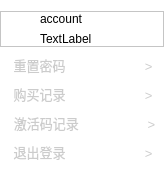
First picture: the form in individualcenterwidget.ui, repository ZhouMei20220810/TEST, before the edit.
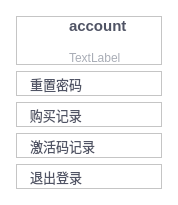
Second picture: the form after the edit. Icons and pictures are not drawn.

Commit message: 调整个人中心窗口

Patch:
```diff
--- a/individualcenterwidget.ui
+++ b/individualcenterwidget.ui
@@ -6,8 +6,8 @@
    <rect>
     <x>0</x>
     <y>0</y>
-    <width>164</width>
-    <height>166</height>
+    <width>178</width>
+    <height>200</height>
    </rect>
   </property>
   <property name="windowTitle">
@@ -18,10 +18,16 @@
   </property>
   <layout class="QVBoxLayout" name="verticalLayout_2">
    <property name="leftMargin">
-    <number>0</number>
+    <number>16</number>
+   </property>
+   <property name="topMargin">
+    <number>16</number>
    </property>
    <property name="rightMargin">
-    <number>0</number>
+    <number>16</number>
+   </property>
+   <property name="bottomMargin">
+    <number>16</number>
    </property>
    <item>
     <widget class="QFrame" name="frame">
@@ -32,12 +38,18 @@
       <enum>QFrame::Raised</enum>
      </property>
      <layout class="QHBoxLayout" name="horizontalLayout">
+      <property name="spacing">
+       <number>16</number>
+      </property>
       <property name="leftMargin">
-       <number>9</number>
+       <number>0</number>
       </property>
       <property name="topMargin">
        <number>0</number>
       </property>
+      <property name="rightMargin">
+       <number>0</number>
+      </property>
       <property name="bottomMargin">
        <number>0</number>
       </property>
@@ -45,14 +57,14 @@
        <widget class="QToolButton" name="toolBtnPhoto">
         <property name="minimumSize">
          <size>
-          <width>24</width>
-          <height>24</height>
+          <width>36</width>
+          <height>36</height>
          </size>
         </property>
         <property name="maximumSize">
          <size>
-          <width>24</width>
-          <height>24</height>
+          <width>36</width>
+          <height>36</height>
          </size>
         </property>
         <property name="cursor">
@@ -75,8 +87,8 @@
         </property>
         <property name="iconSize">
          <size>
-          <width>24</width>
-          <height>24</height>
+          <width>36</width>
+          <height>36</height>
          </size>
         </property>
        </widget>
@@ -88,11 +100,17 @@
           <property name="maximumSize">
            <size>
             <width>16777215</width>
-            <height>38</height>
+            <height>19</height>
            </size>
           </property>
+          <property name="font">
+           <font>
+            <pointsize>11</pointsize>
+            <bold>true</bold>
+           </font>
+          </property>
           <property name="styleSheet">
-           <string notr="true">border:none;</string>
+           <string notr="true">border:none;color:#505465;</string>
           </property>
           <property name="text">
            <string>account</string>
@@ -101,6 +119,15 @@
         </item>
         <item>
          <widget class="QLabel" name="labelID">
+          <property name="maximumSize">
+           <size>
+            <width>16777215</width>
+            <height>13</height>
+           </size>
+          </property>
+          <property name="styleSheet">
+           <string notr="true">color:#A9ADB6;</string>
+          </property>
           <property name="text">
            <string>TextLabel</string>
           </property>
@@ -112,17 +139,41 @@
     </widget>
    </item>
    <item>
-    <widget class="QToolButton" name="toolBtnIndividualCenter">
-     <property name="font">
-      <font>
-       <pointsize>10</pointsize>
-      </font>
+    <widget class="QFrame" name="frame_2">
+     <property name="frameShape">
+      <enum>QFrame::StyledPanel</enum>
      </property>
-     <property name="styleSheet">
-      <string notr="true">QToolButton {border:none;
-color: rgb(204, 204, 204);
+     <property name="frameShadow">
+      <enum>QFrame::Raised</enum>
+     </property>
+     <layout class="QHBoxLayout" name="horizontalLayout_2">
+      <property name="spacing">
+       <number>0</number>
+      </property>
+      <property name="leftMargin">
+       <number>0</number>
+      </property>
+      <property name="topMargin">
+       <number>0</number>
+      </property>
+      <property name="rightMargin">
+       <number>0</number>
+      </property>
+      <property name="bottomMargin">
+       <number>0</number>
+      </property>
+      <item>
+       <widget class="QToolButton" name="toolBtnIndividualCenter">
+        <property name="font">
+         <font>
+          <pointsize>10</pointsize>
+         </font>
+        </property>
+        <property name="styleSheet">
+         <string notr="true">QToolButton {border:none;
+color:#505465;
 border-radius:1px;
-padding-left:8px;
+padding-left:0px;
 }
 QToolButton:hover {
 background-color: #FFE7E8EE;
@@ -130,24 +181,96 @@
 border-radius:1px;
 padding-left:8px;
 }</string>
-     </property>
-     <property name="text">
-      <string>重置密码                      &gt;</string>
-     </property>
+        </property>
+        <property name="text">
+         <string>  重置密码</string>
+        </property>
+        <property name="icon">
+         <iconset resource="res.qrc">
+          <normaloff>:/resource/individual/1.png</normaloff>:/resource/individual/1.png</iconset>
+        </property>
+        <property name="toolButtonStyle">
+         <enum>Qt::ToolButtonTextBesideIcon</enum>
+        </property>
+       </widget>
+      </item>
+      <item>
+       <spacer name="horizontalSpacer_4">
+        <property name="orientation">
+         <enum>Qt::Horizontal</enum>
+        </property>
+        <property name="sizeHint" stdset="0">
+         <size>
+          <width>40</width>
+          <height>20</height>
+         </size>
+        </property>
+       </spacer>
+      </item>
+      <item>
+       <widget class="QLabel" name="label">
+        <property name="minimumSize">
+         <size>
+          <width>10</width>
+          <height>10</height>
+         </size>
+        </property>
+        <property name="maximumSize">
+         <size>
+          <width>10</width>
+          <height>10</height>
+         </size>
+        </property>
+        <property name="text">
+         <string/>
+        </property>
+        <property name="pixmap">
+         <pixmap resource="res.qrc">:/resource/individual/Enter.png</pixmap>
+        </property>
+        <property name="scaledContents">
+         <bool>true</bool>
+        </property>
+       </widget>
+      </item>
+     </layout>
     </widget>
    </item>
    <item>
-    <widget class="QToolButton" name="toolBtnBuyHistory">
-     <property name="font">
-      <font>
-       <pointsize>10</pointsize>
-      </font>
+    <widget class="QFrame" name="frame_3">
+     <property name="frameShape">
+      <enum>QFrame::StyledPanel</enum>
      </property>
-     <property name="styleSheet">
-      <string notr="true">QToolButton {border:none;
-color: rgb(204, 204, 204);
+     <property name="frameShadow">
+      <enum>QFrame::Raised</enum>
+     </property>
+     <layout class="QHBoxLayout" name="horizontalLayout_3">
+      <property name="spacing">
+       <number>0</number>
+      </property>
+      <property name="leftMargin">
+       <number>0</number>
+      </property>
+      <property name="topMargin">
+       <number>0</number>
+      </property>
+      <property name="rightMargin">
+       <number>0</number>
+      </property>
+      <property name="bottomMargin">
+       <number>0</number>
+      </property>
+      <item>
+       <widget class="QToolButton" name="toolBtnBuyHistory">
+        <property name="font">
+         <font>
+          <pointsize>10</pointsize>
+         </font>
+        </property>
+        <property name="styleSheet">
+         <string notr="true">QToolButton {border:none;
+color:#505465;
 border-radius:1px;
-padding-left:8px;
+padding-left:0px;
 }
 QToolButton:hover {
 background-color: #FFE7E8EE;
@@ -155,24 +278,96 @@
 border-radius:1px;
 padding-left:8px;
 }</string>
-     </property>
-     <property name="text">
-      <string>购买记录                      &gt;</string>
-     </property>
+        </property>
+        <property name="text">
+         <string>  购买记录 </string>
+        </property>
+        <property name="icon">
+         <iconset resource="res.qrc">
+          <normaloff>:/resource/individual/2.png</normaloff>:/resource/individual/2.png</iconset>
+        </property>
+        <property name="toolButtonStyle">
+         <enum>Qt::ToolButtonTextBesideIcon</enum>
+        </property>
+       </widget>
+      </item>
+      <item>
+       <spacer name="horizontalSpacer">
+        <property name="orientation">
+         <enum>Qt::Horizontal</enum>
+        </property>
+        <property name="sizeHint" stdset="0">
+         <size>
+          <width>36</width>
+          <height>20</height>
+         </size>
+        </property>
+       </spacer>
+      </item>
+      <item>
+       <widget class="QLabel" name="label_2">
+        <property name="minimumSize">
+         <size>
+          <width>10</width>
+          <height>10</height>
+         </size>
+        </property>
+        <property name="maximumSize">
+         <size>
+          <width>10</width>
+          <height>10</height>
+         </size>
+        </property>
+        <property name="text">
+         <string/>
+        </property>
+        <property name="pixmap">
+         <pixmap resource="res.qrc">:/resource/individual/Enter.png</pixmap>
+        </property>
+        <property name="scaledContents">
+         <bool>true</bool>
+        </property>
+       </widget>
+      </item>
+     </layout>
     </widget>
    </item>
    <item>
-    <widget class="QToolButton" name="toolBtnActiveHistory">
-     <property name="font">
-      <font>
-       <pointsize>10</pointsize>
-      </font>
+    <widget class="QFrame" name="frame_4">
+     <property name="frameShape">
+      <enum>QFrame::StyledPanel</enum>
      </property>
-     <property name="styleSheet">
-      <string notr="true">QToolButton {border:none;
-color: rgb(204, 204, 204);
+     <property name="frameShadow">
+      <enum>QFrame::Raised</enum>
+     </property>
+     <layout class="QHBoxLayout" name="horizontalLayout_4">
+      <property name="spacing">
+       <number>0</number>
+      </property>
+      <property name="leftMargin">
+       <number>0</number>
+      </property>
+      <property name="topMargin">
+       <number>0</number>
+      </property>
+      <property name="rightMargin">
+       <number>0</number>
+      </property>
+      <property name="bottomMargin">
+       <number>0</number>
+      </property>
+      <item>
+       <widget class="QToolButton" name="toolBtnActiveHistory">
+        <property name="font">
+         <font>
+          <pointsize>10</pointsize>
+         </font>
+        </property>
+        <property name="styleSheet">
+         <string notr="true">QToolButton {border:none;
+color:#505465;
 border-radius:1px;
-padding-left:8px;
+padding-left:0px;
 }
 QToolButton:hover {
 background-color: #FFE7E8EE;
@@ -180,24 +375,96 @@
 border-radius:1px;
 padding-left:8px;
 }</string>
-     </property>
-     <property name="text">
-      <string>激活码记录                   &gt;</string>
-     </property>
+        </property>
+        <property name="text">
+         <string>  激活码记录</string>
+        </property>
+        <property name="icon">
+         <iconset resource="res.qrc">
+          <normaloff>:/resource/individual/3.png</normaloff>:/resource/individual/3.png</iconset>
+        </property>
+        <property name="toolButtonStyle">
+         <enum>Qt::ToolButtonTextBesideIcon</enum>
+        </property>
+       </widget>
+      </item>
+      <item>
+       <spacer name="horizontalSpacer_2">
+        <property name="orientation">
+         <enum>Qt::Horizontal</enum>
+        </property>
+        <property name="sizeHint" stdset="0">
+         <size>
+          <width>27</width>
+          <height>20</height>
+         </size>
+        </property>
+       </spacer>
+      </item>
+      <item>
+       <widget class="QLabel" name="label_3">
+        <property name="minimumSize">
+         <size>
+          <width>10</width>
+          <height>10</height>
+         </size>
+        </property>
+        <property name="maximumSize">
+         <size>
+          <width>10</width>
+          <height>10</height>
+         </size>
+        </property>
+        <property name="text">
+         <string/>
+        </property>
+        <property name="pixmap">
+         <pixmap resource="res.qrc">:/resource/individual/Enter.png</pixmap>
+        </property>
+        <property name="scaledContents">
+         <bool>true</bool>
+        </property>
+       </widget>
+      </item>
+     </layout>
     </widget>
    </item>
    <item>
-    <widget class="QToolButton" name="toolBtnLogout">
-     <property name="font">
-      <font>
-       <pointsize>10</pointsize>
-      </font>
+    <widget class="QFrame" name="frame_5">
+     <property name="frameShape">
+      <enum>QFrame::StyledPanel</enum>
      </property>
-     <property name="styleSheet">
-      <string notr="true">QToolButton {border:none;
-color: rgb(204, 204, 204);
+     <property name="frameShadow">
+      <enum>QFrame::Raised</enum>
+     </property>
+     <layout class="QHBoxLayout" name="horizontalLayout_5">
+      <property name="spacing">
+       <number>0</number>
+      </property>
+      <property name="leftMargin">
+       <number>0</number>
+      </property>
+      <property name="topMargin">
+       <number>0</number>
+      </property>
+      <property name="rightMargin">
+       <number>0</number>
+      </property>
+      <property name="bottomMargin">
+       <number>0</number>
+      </property>
+      <item>
+       <widget class="QToolButton" name="toolBtnLogout">
+        <property name="font">
+         <font>
+          <pointsize>10</pointsize>
+         </font>
+        </property>
+        <property name="styleSheet">
+         <string notr="true">QToolButton {border:none;
+color:#505465;
 border-radius:1px;
-padding-left:8px;
+padding-left:0px;
 }
 QToolButton:hover {
 background-color: #FFE7E8EE;
@@ -205,10 +472,58 @@
 border-radius:1px;
 padding-left:8px;
 }</string>
-     </property>
-     <property name="text">
-      <string>退出登录                      &gt;</string>
-     </property>
+        </property>
+        <property name="text">
+         <string>  退出登录</string>
+        </property>
+        <property name="icon">
+         <iconset resource="res.qrc">
+          <normaloff>:/resource/individual/4.png</normaloff>:/resource/individual/4.png</iconset>
+        </property>
+        <property name="toolButtonStyle">
+         <enum>Qt::ToolButtonTextBesideIcon</enum>
+        </property>
+       </widget>
+      </item>
+      <item>
+       <spacer name="horizontalSpacer_3">
+        <property name="orientation">
+         <enum>Qt::Horizontal</enum>
+        </property>
+        <property name="sizeHint" stdset="0">
+         <size>
+          <width>40</width>
+          <height>20</height>
+         </size>
+        </property>
+       </spacer>
+      </item>
+      <item>
+       <widget class="QLabel" name="label_4">
+        <property name="minimumSize">
+         <size>
+          <width>10</width>
+          <height>10</height>
+         </size>
+        </property>
+        <property name="maximumSize">
+         <size>
+          <width>10</width>
+          <height>10</height>
+         </size>
+        </property>
+        <property name="text">
+         <string/>
+        </property>
+        <property name="pixmap">
+         <pixmap resource="res.qrc">:/resource/individual/Enter.png</pixmap>
+        </property>
+        <property name="scaledContents">
+         <bool>true</bool>
+        </property>
+       </widget>
+      </item>
+     </layout>
     </widget>
    </item>
   </layout>
```
Left out of the diff: 20 changed lines with no effect on the pictures. The commit also changes 5 other files.
